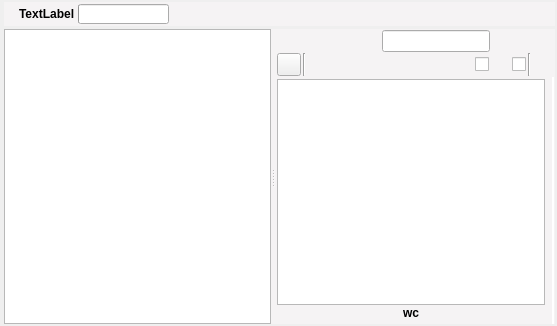
The window that ui/manuscript_view.ui (zkovari/plotlyst) describes before a commit, drawn with Qt 5.
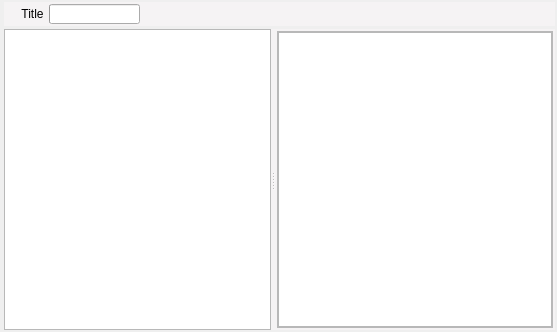
The same window after the commit. Custom widgets are drawn as their Qt base class.

Commit message: Manuscript length chart

The edit to the form file:
```diff
--- a/ui/manuscript_view.ui
+++ b/ui/manuscript_view.ui
@@ -7,7 +7,7 @@
     <x>0</x>
     <y>0</y>
     <width>557</width>
-    <height>326</height>
+    <height>332</height>
    </rect>
   </property>
   <property name="windowTitle">
@@ -65,16 +65,27 @@
       <property name="bottomMargin">
        <number>2</number>
       </property>
-      <item alignment="Qt::AlignHCenter">
-       <widget class="QLabel" name="lblTitle">
-        <property name="font">
-         <font>
-          <weight>75</weight>
-          <bold>true</bold>
-         </font>
+      <item>
+       <widget class="QPushButton" name="btnTitle">
+        <property name="cursor">
+         <cursorShape>PointingHandCursor</cursorShape>
+        </property>
+        <property name="styleSheet">
+         <string notr="true">QPushButton {
+	border: 1px hidden black;
+    padding: 2px;
+}
+
+QPushButton:hover {
+	border: 1px dashed black;
+}
+
+QPushButton:pressed {
+	border: 1px solid black;
+}</string>
         </property>
         <property name="text">
-         <string>TextLabel</string>
+         <string>Title</string>
         </property>
        </widget>
       </item>
@@ -119,9 +130,17 @@
        <widget class="QPushButton" name="btnStoryGoal">
         <property name="styleSheet">
          <string notr="true">QPushButton {
-                                        border:0px;
-                                        }
-                                    </string>
+	border: 1px hidden black;
+    padding: 2px;
+}
+
+QPushButton:hover {
+	border: 1px dashed black;
+}
+
+QPushButton:pressed {
+	border: 1px solid black;
+}</string>
         </property>
         <property name="text">
          <string/>
@@ -187,7 +206,7 @@
        <number>0</number>
       </property>
       <property name="currentIndex">
-       <number>0</number>
+       <number>1</number>
       </property>
       <widget class="QWidget" name="pageText">
        <property name="styleSheet">
@@ -558,6 +577,68 @@
         </item>
        </layout>
       </widget>
+      <widget class="QWidget" name="pageOverview">
+       <layout class="QVBoxLayout" name="verticalLayout_6">
+        <property name="spacing">
+         <number>3</number>
+        </property>
+        <property name="leftMargin">
+         <number>2</number>
+        </property>
+        <property name="topMargin">
+         <number>2</number>
+        </property>
+        <property name="rightMargin">
+         <number>2</number>
+        </property>
+        <property name="bottomMargin">
+         <number>2</number>
+        </property>
+        <item>
+         <widget class="QScrollArea" name="scrollArea">
+          <property name="widgetResizable">
+           <bool>true</bool>
+          </property>
+          <widget class="QWidget" name="scrollAreaWidgetContents">
+           <property name="geometry">
+            <rect>
+             <x>0</x>
+             <y>0</y>
+             <width>342</width>
+             <height>294</height>
+            </rect>
+           </property>
+           <property name="sizePolicy">
+            <sizepolicy hsizetype="Expanding" vsizetype="Expanding">
+             <horstretch>0</horstretch>
+             <verstretch>0</verstretch>
+            </sizepolicy>
+           </property>
+           <layout class="QVBoxLayout" name="verticalLayout_7">
+            <property name="spacing">
+             <number>0</number>
+            </property>
+            <property name="leftMargin">
+             <number>0</number>
+            </property>
+            <property name="topMargin">
+             <number>0</number>
+            </property>
+            <property name="rightMargin">
+             <number>0</number>
+            </property>
+            <property name="bottomMargin">
+             <number>0</number>
+            </property>
+            <item>
+             <widget class="ChartView" name="chartChaptersLength"/>
+            </item>
+           </layout>
+          </widget>
+         </widget>
+        </item>
+       </layout>
+      </widget>
       <widget class="QWidget" name="pageEmpty"/>
       <widget class="QWidget" name="pageDistractionFree">
        <layout class="QVBoxLayout" name="verticalLayout_4">
@@ -584,6 +665,11 @@
   </layout>
  </widget>
  <customwidgets>
+  <customwidget>
+   <class>ChartView</class>
+   <extends>QGraphicsView</extends>
+   <header>src.main.python.plotlyst.view.widget.display</header>
+  </customwidget>
   <customwidget>
    <class>WordsDisplay</class>
    <extends>QLabel</extends>
```
Left out of the diff: 3 changed lines with no effect on the pictures. The commit also changes 2 other files.
